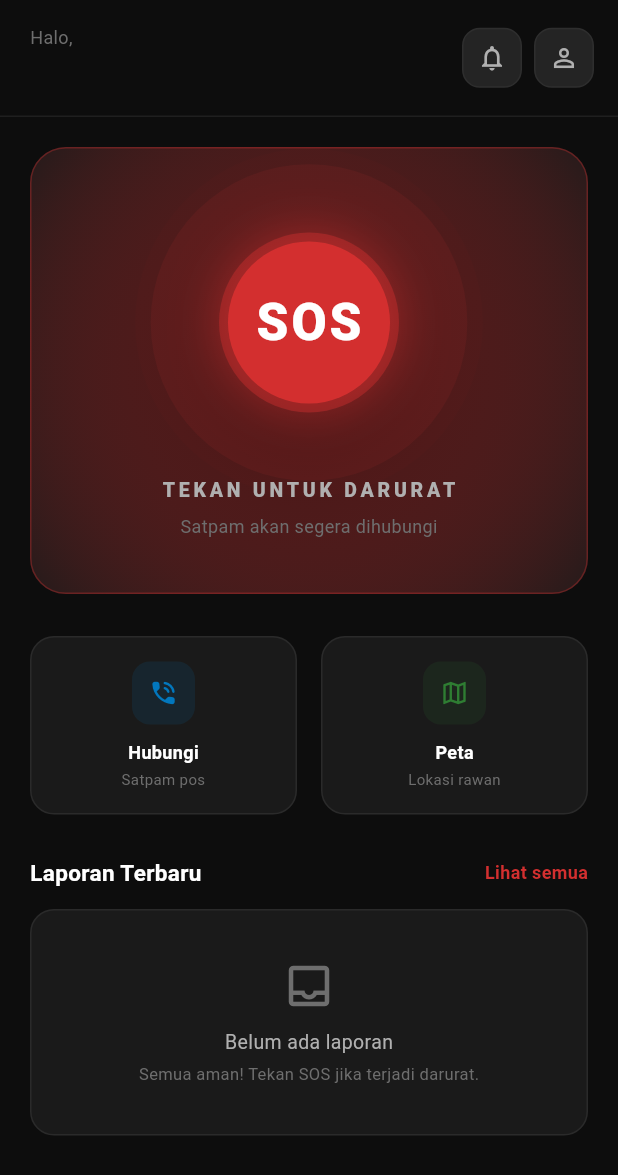
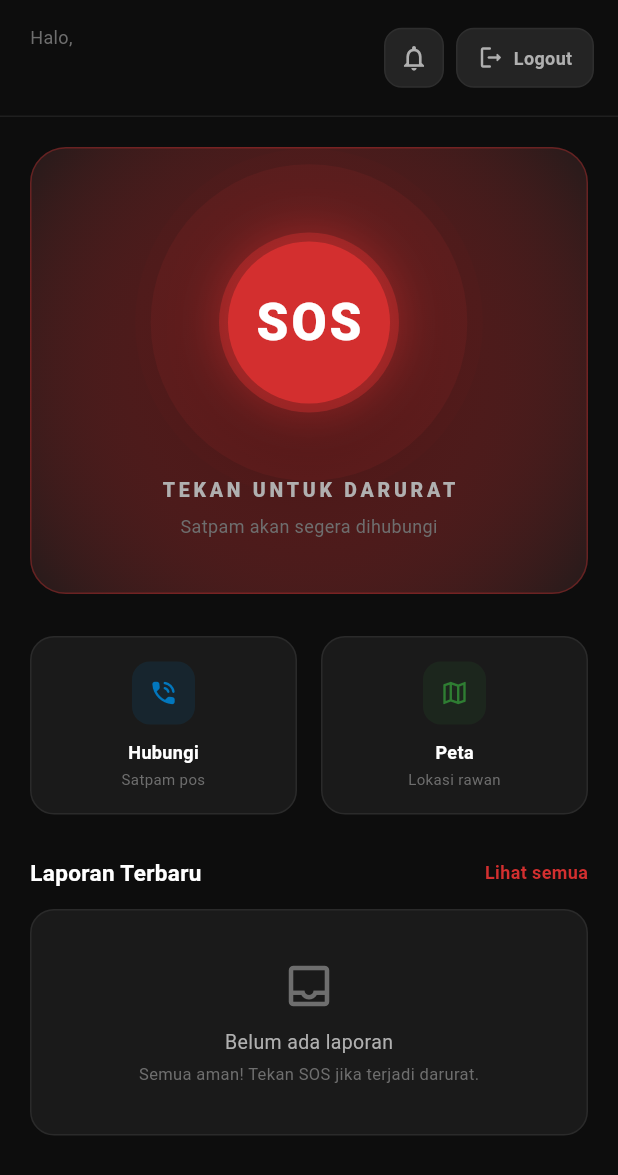
Before and after one commit to ikhsan-fillah/Panic-Button, a Flutter app: the HomeScreen screen opened by its route, on a phone screen of 412 x 824 dp. Shown: the top 1175 px of the screen. Run offline on Flutter 3.47's test engine with Material 3 defaults, Android fonts, the phone set to English and light mode, and no system bars; our stand-ins replace cloud_firestore, dio, firebase_core, firebase_messaging, geolocator, get and 2 more; accounts and stored records are empty; network calls fail.

Commit message:
luppa apa nyak

```diff
--- a/lib/features/home/views/home_screen.dart
+++ b/lib/features/home/views/home_screen.dart
@@ -147,19 +147,33 @@ class HomeScreen extends StatelessWidget {
                 ),
               )),
           const SizedBox(width: 8),
-          // Avatar / logout
+          // Logout
           GestureDetector(
             onTap: () => Get.find<AuthController>().logout(),
             child: Container(
-              width: 40,
+              width: 92,
               height: 40,
               decoration: BoxDecoration(
                 color: AppTheme.bgSurface,
                 borderRadius: BorderRadius.circular(12),
                 border: Border.all(color: const Color(0xFF2E2E2E)),
               ),
-              child: const Icon(Icons.person_outline,
-                  color: AppTheme.textSecondary, size: 20),
+              child: const Row(
+                mainAxisAlignment: MainAxisAlignment.center,
+                children: [
+                  Icon(Icons.logout_rounded,
+                      color: AppTheme.textSecondary, size: 18),
+                  SizedBox(width: 6),
+                  Text(
+                    'Logout',
+                    style: TextStyle(
+                      color: AppTheme.textSecondary,
+                      fontSize: 12,
+                      fontWeight: FontWeight.w600,
+                    ),
+                  ),
+                ],
+              ),
             ),
           ),
         ],
```
Also changed, not shown: lib/features/notifikasi/controllers/notifikasi_controller.dart (+16 -2 lines), lib/features/notifikasi/views/notifikasi_screen.dart (+21 -98 lines).
